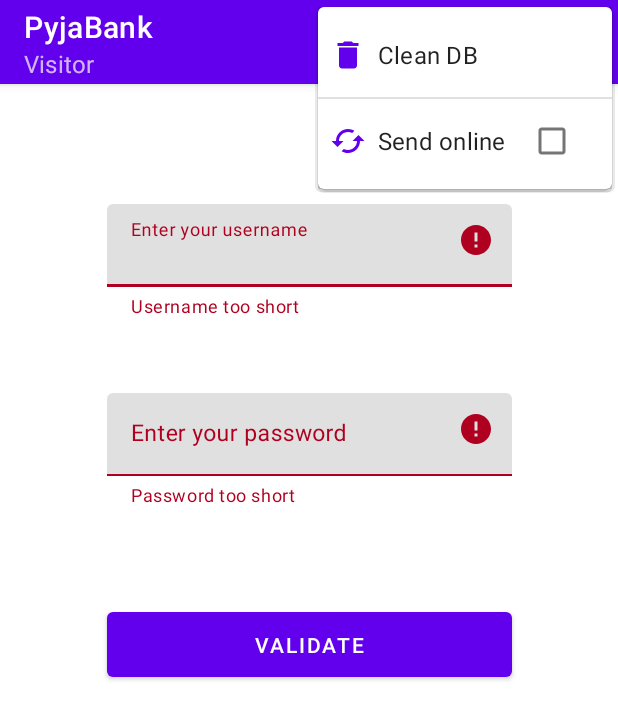
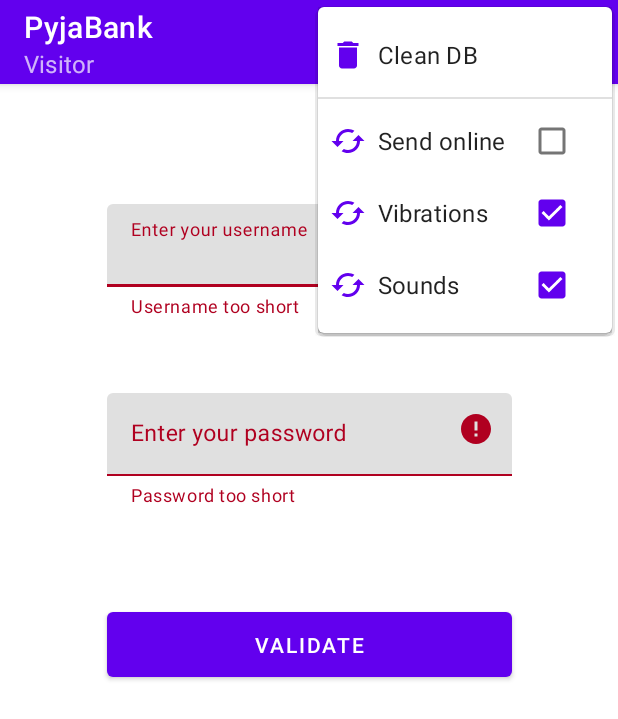
Before and after one commit to Thiebosh/M1_dev_sec, an Android app: the AppActivity screen opened directly, with no data from a screen before it, in the options menu, after a tap on "Send online", on a phone screen of 412 x 824 dp. Shown: the top 719 px of the screen. Run offline under Robolectric (Android 15) with nearby library versions, the phone set to English and light mode, and no system bars; our stand-ins replace Room's generated code; libraries missing offline, so code that uses them is left out: net.sqlcipher.database; 2 statements that could not run were skipped.

Commit message:
optionnal sound / vibration

```diff
--- a/src/app/src/main/java/fr/yncrea/pyjabank/AppActivity.java
+++ b/src/app/src/main/java/fr/yncrea/pyjabank/AppActivity.java
@@ -92,9 +92,10 @@ public class AppActivity extends AppCompatActivity implements FragmentSwitcher {
 
     private static final String PREF_SLOT_ACCESS = "PyjaBankUserPrefs";
     private static final String PREF_ACCESS_SEND_ONLINE = "AutoSend";
+    private static final String PREF_ACCESS_VIBRATE = "Vibrate";
+    private static final String PREF_ACCESS_SOUND = "Sound";
 
     private static SharedPreferences mPrefs;
-
 
     /*
      * Section Menu
@@ -103,9 +104,17 @@ public class AppActivity extends AppCompatActivity implements FragmentSwitcher {
     private Context mContext;
 
     private static MenuItem mSendOnline = null;
+    private static MenuItem mVibrate = null;
+    private static MenuItem mSound = null;
 
     public static boolean isSendOnline() {
         return mSendOnline.isChecked();
+    }
+    public static boolean isVibrate() {
+        return mVibrate.isChecked();
+    }
+    public static boolean isSound() {
+        return mSound.isChecked();
     }
 
     @SuppressLint({"RestrictedApi", "ResourceAsColor"})
@@ -115,8 +124,9 @@ public class AppActivity extends AppCompatActivity implements FragmentSwitcher {
         MenuCompat.setGroupDividerEnabled(menu, true);
         getMenuInflater().inflate(R.menu.app, menu);
 
-        mSendOnline = menu.findItem(R.id.menu_app_send_online);
-        mSendOnline.setChecked(mPrefs.getBoolean(PREF_ACCESS_SEND_ONLINE, false));
+        (mSendOnline = menu.findItem(R.id.menu_app_send_online)).setChecked(mPrefs.getBoolean(PREF_ACCESS_SEND_ONLINE, false));
+        (mVibrate = menu.findItem(R.id.menu_app_vibrate)).setChecked(mPrefs.getBoolean(PREF_ACCESS_VIBRATE, true));
+        (mSound = menu.findItem(R.id.menu_app_sound)).setChecked(mPrefs.getBoolean(PREF_ACCESS_SOUND, true));
 
         return true;
     }
@@ -125,7 +135,10 @@ public class AppActivity extends AppCompatActivity implements FragmentSwitcher {
     public boolean onOptionsItemSelected(@NonNull final MenuItem item) {
         final int disconnect = R.id.menu_app_disconnect;
         final int cleanDB = R.id.menu_app_cleanDB;
+
         final int refreshAuto = R.id.menu_app_send_online;
+        final int vibrate = R.id.menu_app_vibrate;
+        final int sound = R.id.menu_app_sound;
 
         switch (item.getItemId()) {
             case disconnect:
@@ -133,7 +146,7 @@ public class AppActivity extends AppCompatActivity implements FragmentSwitcher {
                 return true; //event totally handled
 
             case cleanDB:
-                MediaPlayer.create(mContext, R.raw.clear).start();
+                if (isSound()) MediaPlayer.create(mContext, R.raw.clear).start();
                 Executors.newSingleThreadExecutor().execute(() -> {
                     BankDatabase.getDatabase().userDao().deleteAll();
                     BankDatabase.getDatabase().accountDao().deleteAll();
@@ -144,6 +157,8 @@ public class AppActivity extends AppCompatActivity implements FragmentSwitcher {
                 return false; //fragment can do more with it
 
             case refreshAuto:
+            case vibrate:
+            case sound:
                 item.setChecked(!item.isChecked());
 
                 item.setShowAsAction(MenuItem.SHOW_AS_ACTION_COLLAPSE_ACTION_VIEW);
--- a/src/app/src/main/java/fr/yncrea/pyjabank/HomeActivity.java
+++ b/src/app/src/main/java/fr/yncrea/pyjabank/HomeActivity.java
@@ -27,7 +27,5 @@ public class HomeActivity extends AppCompatActivity {
         findViewById(R.id.act_home_button_next).setOnClickListener(v ->
             startActivity((new Intent(HomeActivity.this, AppActivity.class))
                     .addFlags(Intent.FLAG_ACTIVITY_CLEAR_TOP)));
-
-        //Test.storeData("", null, "");
     }
 }
--- a/src/app/src/main/java/fr/yncrea/pyjabank/fragments/AccountFragment.java
+++ b/src/app/src/main/java/fr/yncrea/pyjabank/fragments/AccountFragment.java
@@ -74,7 +74,7 @@ public class AccountFragment extends Fragment {
         //réaction aux interactions
         refresh.setOnClickListener(v -> {
             if (!Utils.haveInternet(getContext())) {
-                MediaPlayer.create(this.getContext(), R.raw.pop).start();
+                if (AppActivity.isSound()) MediaPlayer.create(this.getContext(), R.raw.pop).start();
                 String str2 = getString(R.string.toast_invalid_internet);
                 Toast.makeText(getContext(), str2, Toast.LENGTH_SHORT).show();
                 return;
--- a/src/app/src/main/java/fr/yncrea/pyjabank/fragments/ConnectFragment.java
+++ b/src/app/src/main/java/fr/yncrea/pyjabank/fragments/ConnectFragment.java
@@ -116,7 +116,7 @@ public class ConnectFragment extends Fragment {
         });
 
         confirm.setOnClickListener(v -> {
-            MediaPlayer.create(this.getContext(), R.raw.confirm).start();
+            if (AppActivity.isSound()) MediaPlayer.create(this.getContext(), R.raw.confirm).start();
             mKeypad.setVisibility(View.GONE);
 
             boolean isValid = true;
@@ -237,12 +237,14 @@ public class ConnectFragment extends Fragment {
 
     private void setOnClick(final Button digit, final TextInputEditText container, final TextInputLayout field) {
         digit.setOnClickListener(v -> {
-            MediaPlayer.create(this.getContext(), R.raw.bip).start();
+            if (AppActivity.isSound()) MediaPlayer.create(this.getContext(), R.raw.bip).start();
 
-            Vibrator vibrator = ((Vibrator) getContext().getSystemService(Context.VIBRATOR_SERVICE));
-            int duration = getResources().getInteger(R.integer.vibr_dur_digit);
-            if (Build.VERSION.SDK_INT < Build.VERSION_CODES.Q) vibrator.vibrate(duration);
-            else vibrator.vibrate(VibrationEffect.createOneShot(duration, VibrationEffect.DEFAULT_AMPLITUDE));
+            if (AppActivity.isVibrate()) {
+                Vibrator vibrator = ((Vibrator) getContext().getSystemService(Context.VIBRATOR_SERVICE));
+                int duration = getResources().getInteger(R.integer.vibr_dur_digit);
+                if (Build.VERSION.SDK_INT < Build.VERSION_CODES.Q) vibrator.vibrate(duration);
+                else vibrator.vibrate(VibrationEffect.createOneShot(duration, VibrationEffect.DEFAULT_AMPLITUDE));
+            }
 
             container.append(digit.getText());
             field.setError(null);
--- a/src/app/src/main/res/menu/app.xml
+++ b/src/app/src/main/res/menu/app.xml
@@ -26,6 +26,20 @@
             android:icon="@drawable/ic_synchro"
             android:orderInCategory="2"
             android:title="@string/menu_app_send_online" />
+
+        <item
+            android:id="@+id/menu_app_vibrate"
+            android:checkable="true"
+            android:icon="@drawable/ic_synchro"
+            android:orderInCategory="3"
+            android:title="@string/menu_app_vibrate" />
+
+        <item
+            android:id="@+id/menu_app_sound"
+            android:checkable="true"
+            android:icon="@drawable/ic_synchro"
+            android:orderInCategory="4"
+            android:title="@string/menu_app_sound" />
     </group>
 
 </menu>
--- a/src/app/src/main/res/values/strings.xml
+++ b/src/app/src/main/res/values/strings.xml
@@ -10,6 +10,8 @@
     <string name="menu_app_exit">Disconnect</string>
     <string name="menu_app_clear">Clean DB</string>
     <string name="menu_app_send_online">Send online</string>
+    <string name="menu_app_vibrate" translatable="false">Vibrations</string>
+    <string name="menu_app_sound">Sounds</string>
 
 
     <!-- Activities -->
```
Also changed, not shown: 1 other file.
